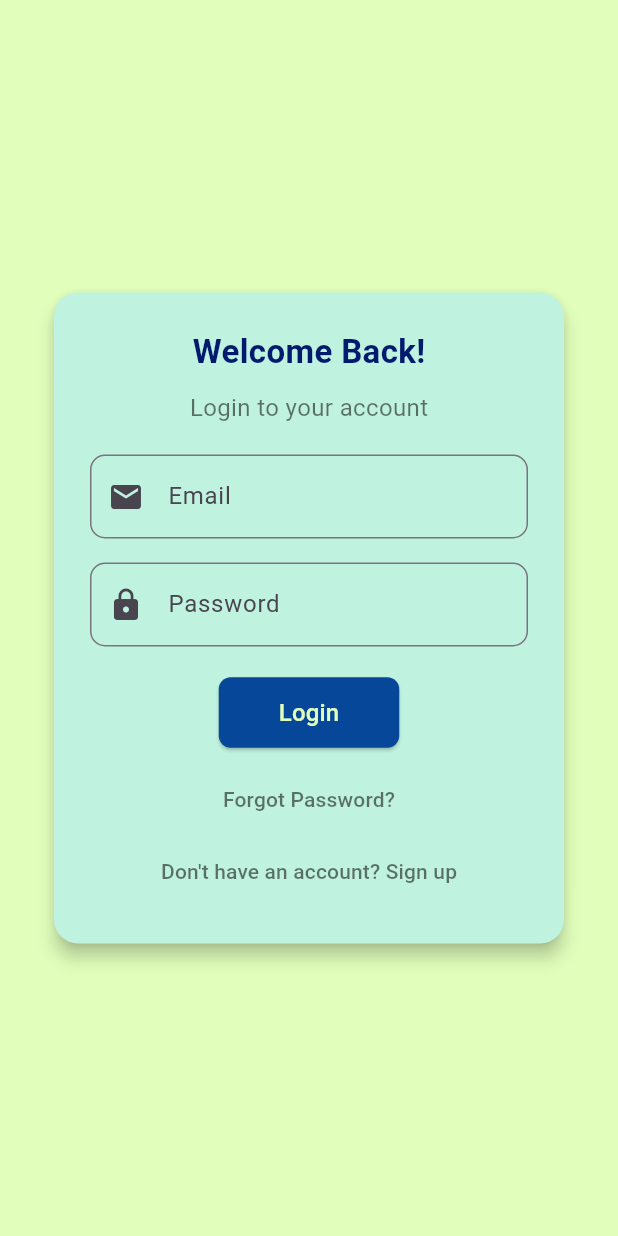
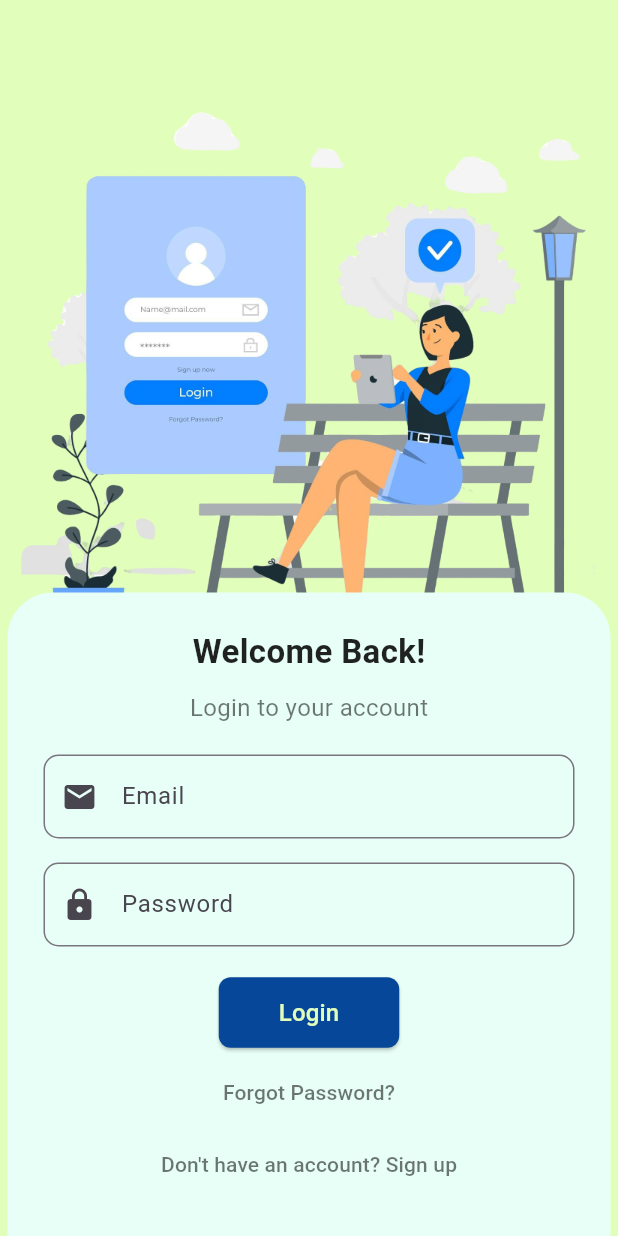
Before and after one commit to Pranavlovescode/DailyHunt-clone, a Flutter app: the Login screen opened directly, after a tap on "Login", on a phone screen of 412 x 824 dp. Run offline on Flutter 3.47's test engine with Material 3 defaults, Android fonts, the phone set to English and light mode, and no system bars; our stand-ins replace permission_handler.

Commit message:
enhanced login UI

```diff
--- a/lib/login.dart
+++ b/lib/login.dart
@@ -13,15 +13,55 @@ class _LoginState extends State<Login> {
   @override
   Widget build(BuildContext context) {
     return Scaffold(
-      backgroundColor: const Color(0xFFE1FFBB), // Light Teal Background
-      body: Center(
+      body: Stack(
+        children: [
+          // Background Image
+          // Positioned.fill(
+          //   child: Image.asset(
+          //     "assets/background.png", // Make sure you have this image in assets folder
+          //     fit: BoxFit.fill,
+          //   ),
+          // ),
+          // Container(
+          //   decoration: BoxDecoration(
+          //     image: DecorationImage(
+          //       image: AssetImage("assets/background.png"),
+          //       fit: BoxFit.scaleDown,
+          //     ),
+          //   ),
+          // ),
+          Align(
+            alignment: Alignment.topCenter,
+            child: Container(
+              height: 500, // Adjust the height as needed
+              decoration: BoxDecoration(
+                image: DecorationImage(
+                  image: AssetImage("assets/background.png"),
+                  fit: BoxFit.cover,
+                ),
+              ),
+            ),
+          ),
+
+          // Login Card at the bottom
+          Align(
+            alignment: Alignment.bottomCenter,
             child: Padding(
-          padding: const EdgeInsets.symmetric(horizontal: 32),
-          child: Card(
-            color: Color(0xFFC0F2E0),
-            elevation: 5,
-            shape: RoundedRectangleBorder(
-              borderRadius: BorderRadius.circular(16),
+              padding: const EdgeInsets.only(bottom: 0, left: 5, right: 5),
+              child: Container(
+                decoration: BoxDecoration(
+                  color: const Color.fromARGB(255, 231, 255, 246), // Light Teal Card
+                  // color: Colors.white,
+                  borderRadius: BorderRadius.only(
+                    topLeft: Radius.circular(30),
+                    topRight: Radius.circular(30),
+                  ),
+                  // boxShadow: [
+                  //   BoxShadow(
+                  //     blurRadius: 10,
+                  //     spreadRadius: 5,
+                  //   ),
+                  // ],
                 ),
                 child: Padding(
                   padding: const EdgeInsets.all(24),
@@ -33,7 +73,7 @@ class _LoginState extends State<Login> {
                         style: TextStyle(
                           fontSize: 22,
                           fontWeight: FontWeight.bold,
-                      color: Color(0xFF001A6E),
+                          color: Colors.black87,
                         ),
                       ),
                       const SizedBox(height: 10),
@@ -77,8 +117,6 @@ class _LoginState extends State<Login> {
                       ElevatedButton(
                         onPressed: () {
                           // TODO: Implement login logic
-                      print("Email: ${emailController.text}");
-                      print("Password: ${passwordController.text}");
                         },
                         style: ElevatedButton.styleFrom(
                           backgroundColor: const Color(0xFF074799), // Deep Blue
@@ -96,13 +134,12 @@ class _LoginState extends State<Login> {
                           ),
                         ),
                       ),
-                  const SizedBox(height: 10),
+                      const SizedBox(height: 5),
 
                       // Forgot Password & Signup Text
                       TextButton(
                         onPressed: () {
                           // TODO: Implement Forgot Password Logic
-                      print("Forgot Password");
                         },
                         child: const Text(
                           "Forgot Password?",
@@ -124,6 +161,8 @@ class _LoginState extends State<Login> {
               ),
             ),
           ),
+        ],
+      ),
     );
   }
 }
--- a/pubspec.yaml
+++ b/pubspec.yaml
@@ -59,10 +59,8 @@ flutter:
   uses-material-design: true
 
   # To add assets to your application, add an assets section, like this:
-  # assets:
-  #   - images/a_dot_burr.jpeg
-  #   - images/a_dot_ham.jpeg
-
+  assets:
+    - assets/background.png
   # An image asset can refer to one or more resolution-specific "variants", see
   # https://flutter.dev/to/resolution-aware-images
 
```
Also changed, not shown: assets/background.png (added). Lines whose indentation alone changed are shown as unchanged.
